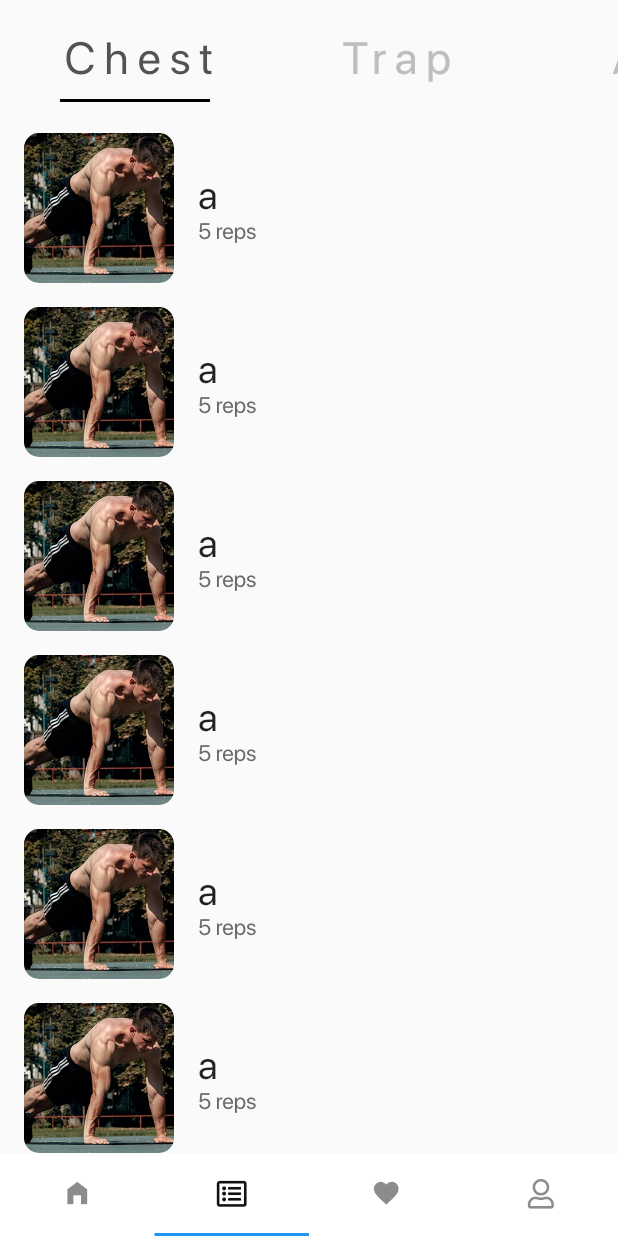
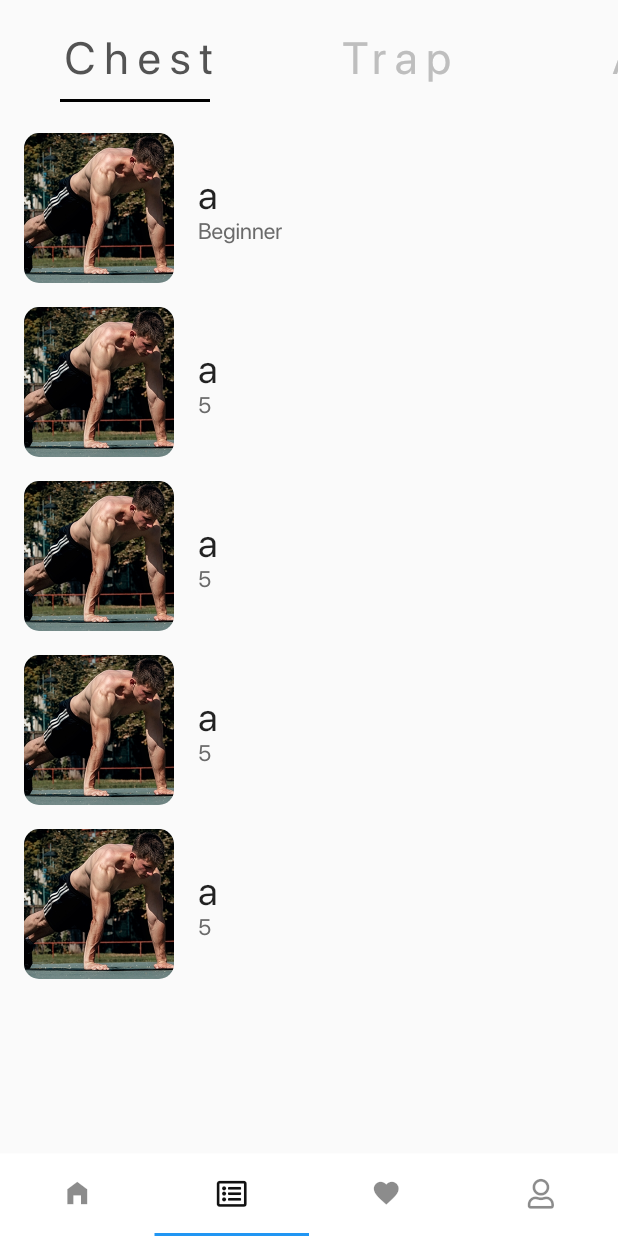
Before and after one commit to banhsmif/spartan, a Flutter app: the screen it shows after launch, item 2 of the bottom bar chosen, on a phone screen of 412 x 824 dp. Run offline on Flutter 3.47's test engine with Material 2 defaults, Android fonts, the phone set to English and light mode, and no system bars; our stand-ins replace flutter_svg, font_awesome_flutter.

Commit message:
update Trang chu

```diff
--- a/workout_app/lib/UI/Cuong/screens/components/makeitem.dart
+++ b/workout_app/lib/UI/Cuong/screens/components/makeitem.dart
@@ -1,10 +1,8 @@
 import 'package:flutter/material.dart';
 
-Widget makeItem({image, title}) {
+Widget makeItem({image, title,Function onTap()}) {
   return GestureDetector(
-    onTap: () {
-
-    },
+    onTap: onTap,
     child: AspectRatio(
       aspectRatio: 1 / 1,
       child: Container(
--- a/workout_app/lib/UI/Cuong/screens/galery.dart
+++ b/workout_app/lib/UI/Cuong/screens/galery.dart
@@ -33,14 +33,11 @@ class _CategoriesState extends State<Categories> {
         Expanded(
           child: ListView(
             children: [
-              WorkoutItem(nameWorkout: 'a', rep: 5),
-              WorkoutItem(nameWorkout: 'a', rep: 5),
-              WorkoutItem(nameWorkout: 'a', rep: 5),
-              WorkoutItem(nameWorkout: 'a', rep: 5),
-              WorkoutItem(nameWorkout: 'a', rep: 5),
-              WorkoutItem(nameWorkout: 'a', rep: 5),
-              WorkoutItem(nameWorkout: 'a', rep: 5),
-              WorkoutItem(nameWorkout: 'a', rep: 5),
+              WorkoutItem(nameWorkout: 'a', rep: 'Beginner'),
+              WorkoutItem(nameWorkout: 'a', rep: '5'),
+              WorkoutItem(nameWorkout: 'a', rep: '5'),
+              WorkoutItem(nameWorkout: 'a', rep: '5'),
+              WorkoutItem(nameWorkout: 'a', rep: '5'),
             ],
           ),
         )
--- a/workout_app/lib/UI/common/component/item.dart
+++ b/workout_app/lib/UI/common/component/item.dart
@@ -3,8 +3,7 @@ import 'package:workout_app/UI/common/constant.dart';
 import 'package:workout_app/UI/modules/workout/workout.dart';
 
 class WorkoutItem extends StatelessWidget {
-  final String nameWorkout;
-  final int rep;
+  final String nameWorkout, rep;
 
   WorkoutItem({@required this.nameWorkout, @required this.rep});
 
@@ -38,7 +37,7 @@ class WorkoutItem extends StatelessWidget {
                     style: kSmallTextStyle,
                   ),
                   Text(
-                    '$rep reps',
+                    '$rep',
                     style: kRepStyle,
                   ),
                 ],
--- a/workout_app/lib/UI/modules/workout/workout.dart
+++ b/workout_app/lib/UI/modules/workout/workout.dart
@@ -1,5 +1,6 @@
 import 'package:flutter/material.dart';
 import 'package:workout_app/UI/common/component/header.dart';
+import 'package:workout_app/UI/common/component/item.dart';
 import 'package:workout_app/UI/common/constant.dart';
 
 class WorkoutExcercise extends StatelessWidget {
```
Also changed, not shown: workout_app/lib/UI/Cuong/screens/home.dart (+29 -24 lines), workout_app/lib/UI/modules/packageWorkout/packageUI.dart (+5 -5 lines).
